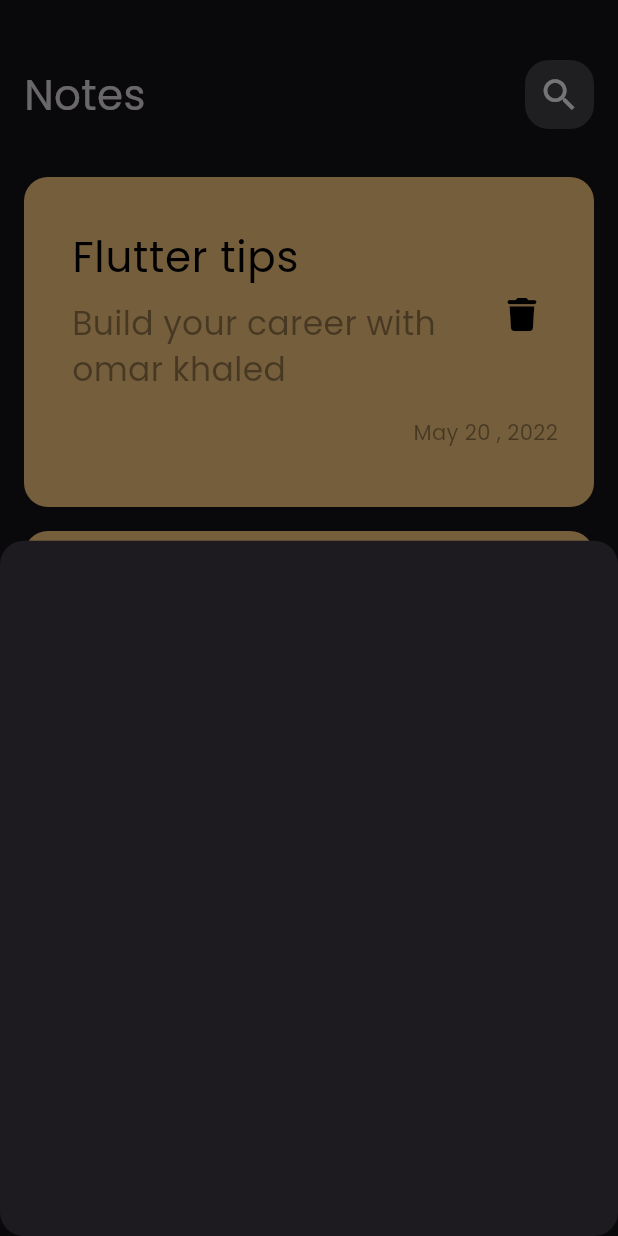
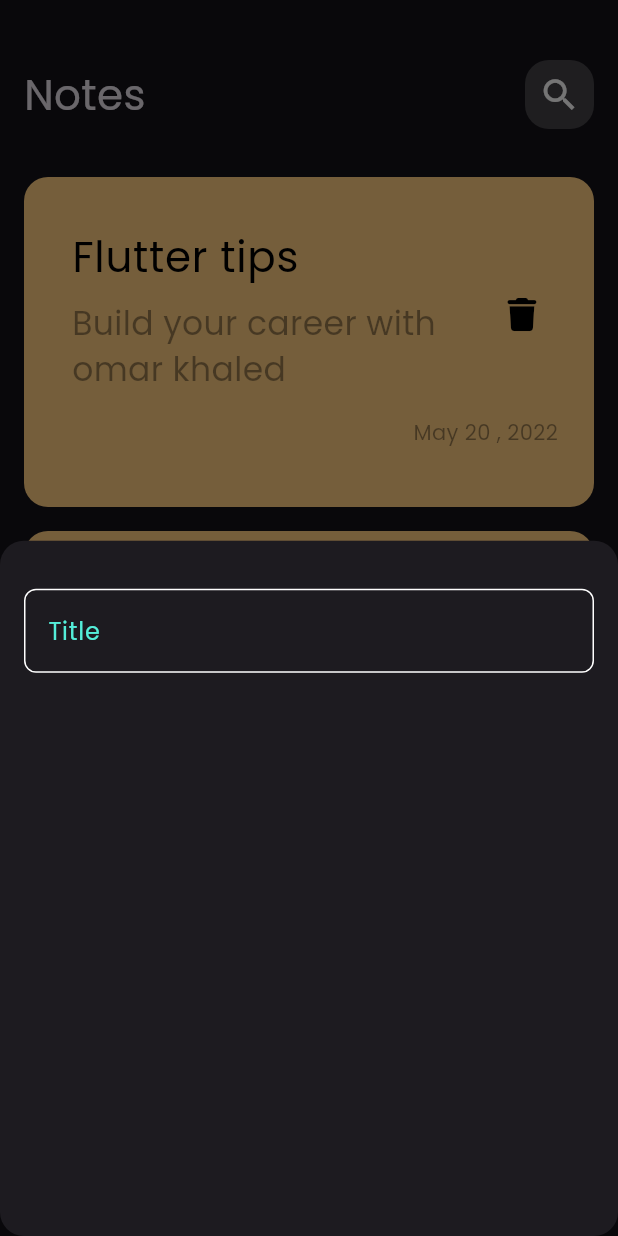
Before and after one commit to omarkhaled200/Notes_app, a Flutter app: the screen it shows after launch, after a tap on an icon or button, on a phone screen of 412 x 824 dp. Run offline on Flutter 3.47's test engine with Material 3 defaults, Android fonts, the phone set to English and light mode, and no system bars; our stand-ins replace font_awesome_flutter.

Commit message:
create custom text field

```diff
--- a/lib/Views/widgets/Add_note_model_sheet.dart
+++ b/lib/Views/widgets/Add_note_model_sheet.dart
@@ -1,12 +1,22 @@
 import 'package:flutter/material.dart';
+import 'package:notes_app/Views/widgets/Custom_text_field.dart';
+import 'package:notes_app/constant.dart';
 
 class AddNotemodelsheet extends StatelessWidget {
   const AddNotemodelsheet({super.key});
 
   @override
   Widget build(BuildContext context) {
-    return Container(
-      width: double.infinity,
+    return Padding(
+      padding: const EdgeInsets.symmetric(horizontal: 16.0),
+      child: const Column(
+        children: [
+          SizedBox(
+            height: 32,
+          ),
+          CustomTextField(),
+        ],
+      ),
     );
   }
 }
--- /dev/null
+++ b/lib/Views/widgets/Custom_text_field.dart
@@ -0,0 +1,27 @@
+import 'package:flutter/material.dart';
+import 'package:notes_app/constant.dart';
+
+class CustomTextField extends StatelessWidget {
+  const CustomTextField({super.key});
+
+  @override
+  Widget build(BuildContext context) {
+    return TextField(
+      cursorColor: kprimarycolor,
+      decoration: InputDecoration(
+        hintText: 'Title',
+        hintStyle: TextStyle(color: kprimarycolor),
+        border: build_border(),
+        enabledBorder: build_border(),
+        focusedBorder: build_border(kprimarycolor),
+      ),
+    );
+  }
+
+  OutlineInputBorder build_border([Color]) {
+    return OutlineInputBorder(
+      borderRadius: BorderRadius.circular(8),
+      borderSide: BorderSide(color: Color ?? Colors.white),
+    );
+  }
+}
--- /dev/null
+++ b/lib/constant.dart
@@ -0,0 +1,3 @@
+import 'package:flutter/material.dart';
+
+const kprimarycolor= Color(0xff54EED9);
```
